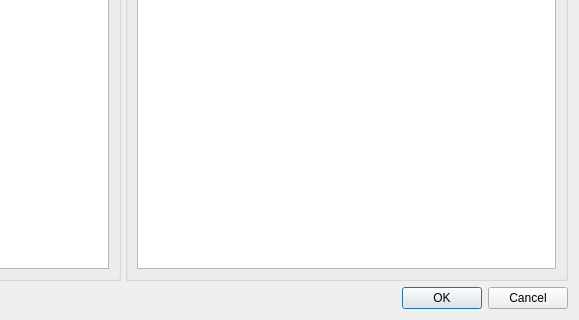
Qt form CSVImporter/CSVImporterDialog.ui (domi4484/energia) before a commit; both pictures show x 334 to 913 and y 340 to 660 of the 913 by 660 pixel window.
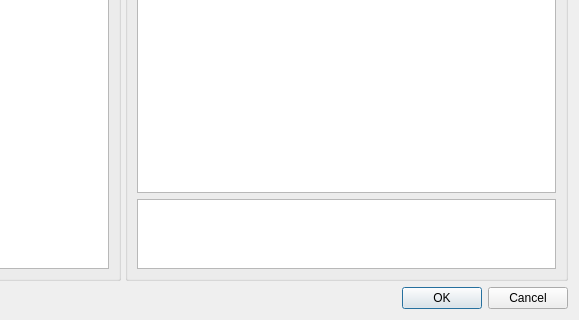
The same form after that commit.

```diff
--- a/CSVImporter/CSVImporterDialog.ui
+++ b/CSVImporter/CSVImporterDialog.ui
@@ -50,7 +50,7 @@
       <property name="title">
        <string>Import data</string>
       </property>
-      <layout class="QVBoxLayout" name="verticalLayout" stretch="60">
+      <layout class="QVBoxLayout" name="verticalLayout" stretch="60,1">
        <item>
         <widget class="QTableWidget" name="m_QTableWidget_ImportData">
          <attribute name="horizontalHeaderVisible">
@@ -58,6 +58,9 @@
          </attribute>
         </widget>
        </item>
+       <item>
+        <widget class="QTableWidget" name="m_QTableWidget_ImportData_Totals"/>
+       </item>
       </layout>
      </widget>
     </widget>
```
Left out of the diff: 20 changed lines with no effect on the pictures.
